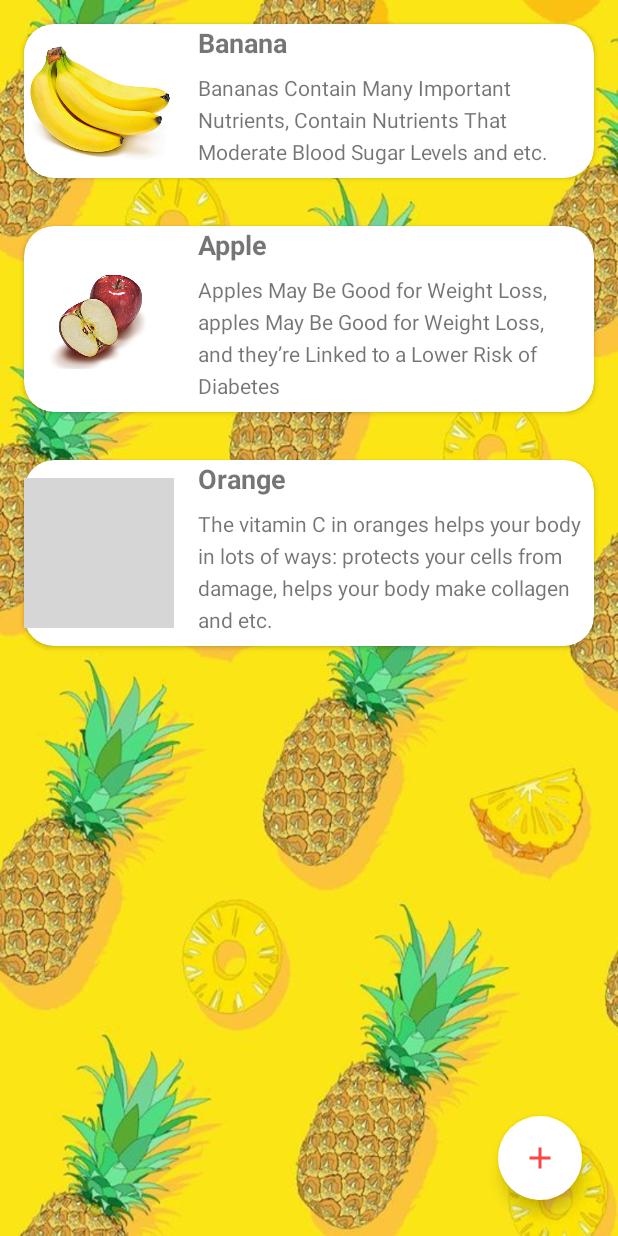
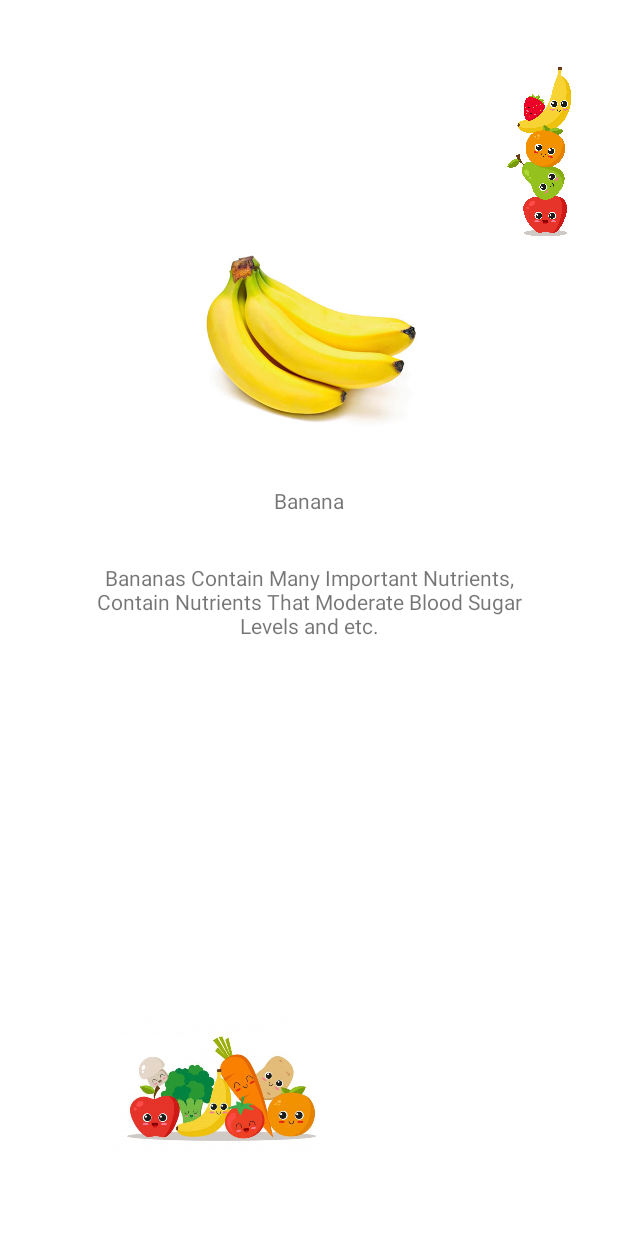
Before and after one commit to Drumering/DevApp20211, an Android app: the screen it shows after launch (MainActivity before the commit, DescriptionFruitsActivity after it), after a tap on "Banana", on a phone screen of 412 x 824 dp. Run offline under Robolectric (Android 15) with nearby library versions, the light colour scheme and no system bars; grey boxes are pictures that could not be loaded.

Commit message:
[TASK]Created DescriptionFruitActivity and Fruit Images from resources refactored to compacion object

```diff
--- a/app/src/main/AndroidManifest.xml
+++ b/app/src/main/AndroidManifest.xml
@@ -11,9 +11,10 @@
         android:roundIcon="@mipmap/ic_launcher_round"
         android:supportsRtl="true"
         android:theme="@style/Theme.DevApp20211">
+        <activity android:name=".activities.DescriptionFruitsActivity"></activity>
         <activity
             android:name=".activities.AddFruitsActivity"
-            android:windowSoftInputMode="adjustPan"/>
+            android:windowSoftInputMode="adjustPan" />
         <activity
             android:name=".activities.MainActivity"
             android:theme="@style/Theme.MaterialComponents.DayNight.NoActionBar.FullScreen"
--- /dev/null
+++ b/app/src/main/java/school/cesar/devapp20211/activities/DescriptionFruitsActivity.kt
@@ -0,0 +1,32 @@
+package school.cesar.devapp20211.activities
+
+import androidx.appcompat.app.AppCompatActivity
+import android.os.Bundle
+import school.cesar.devapp20211.R
+import school.cesar.devapp20211.databinding.ActivityDescriptionFruitsBinding
+import school.cesar.devapp20211.models.Fruit
+
+class DescriptionFruitsActivity : AppCompatActivity() {
+
+    /*
+    * Private Vars
+    */
+    private lateinit var binding: ActivityDescriptionFruitsBinding
+    private var fruit: Fruit? = null
+
+    override fun onCreate(savedInstanceState: Bundle?) {
+        super.onCreate(savedInstanceState)
+        binding = ActivityDescriptionFruitsBinding.inflate(layoutInflater)
+        setContentView(binding.root)
+    }
+
+    override fun onResume() {
+        super.onResume()
+        fruit = intent.getParcelableExtra(MainActivity.EXTRA_FRUIT)
+        fruit?.let {
+            binding.imgvFruitImage.setImageDrawable(MainActivity.fruitsImages?.getDrawable(it.image))
+            binding.tvFruiName.text = it.name
+            binding.tvFruitBenefits.text = it.description
+        }
+    }
+}
--- a/app/src/main/java/school/cesar/devapp20211/activities/MainActivity.kt
+++ b/app/src/main/java/school/cesar/devapp20211/activities/MainActivity.kt
@@ -1,11 +1,12 @@
 package school.cesar.devapp20211.activities
 
 import android.content.Intent
+import android.content.res.TypedArray
 import androidx.appcompat.app.AppCompatActivity
 import android.os.Bundle
 import android.view.View
-import android.widget.Toast
 import androidx.recyclerview.widget.LinearLayoutManager
+import school.cesar.devapp20211.R
 import school.cesar.devapp20211.adapters.FruitsRecyclerViewAdapter
 import school.cesar.devapp20211.databinding.ActivityMainBinding
 import school.cesar.devapp20211.models.Fruit
@@ -21,6 +22,8 @@ class MainActivity : AppCompatActivity() {
 
     companion object {
         const val REQUEST_CODE = 1
+        const val EXTRA_FRUIT = "EXTRA_FRUIT"
+        var fruitsImages: TypedArray? = null
     }
 
     private val fruitAdapter = FruitsRecyclerViewAdapter(this, fruits, this::onItemClickListener)
@@ -30,12 +33,16 @@ class MainActivity : AppCompatActivity() {
         binding = ActivityMainBinding.inflate(layoutInflater)
         setContentView(binding.root)
 
+        fruitsImages = resources.obtainTypedArray(R.array.fruits)
+
         binding.recyclerViewFruits.adapter = fruitAdapter
         binding.recyclerViewFruits.layoutManager = LinearLayoutManager(this)
     }
 
     private fun onItemClickListener(fruit: Fruit) {
-        Toast.makeText(this, fruit.name, Toast.LENGTH_SHORT).show()
+        val fruitDesc = Intent(this, DescriptionFruitsActivity::class.java)
+        fruitDesc.putExtra(EXTRA_FRUIT, fruit)
+        startActivity(fruitDesc)
     }
 
     fun onClickAddFruits(view: View) {
--- a/app/src/main/java/school/cesar/devapp20211/adapters/FruitsRecyclerViewAdapter.kt
+++ b/app/src/main/java/school/cesar/devapp20211/adapters/FruitsRecyclerViewAdapter.kt
@@ -8,14 +8,11 @@ import android.widget.ImageView
 import android.widget.TextView
 import androidx.recyclerview.widget.RecyclerView
 import school.cesar.devapp20211.R
+import school.cesar.devapp20211.activities.MainActivity
 import school.cesar.devapp20211.databinding.RowFruitBinding
 import school.cesar.devapp20211.models.Fruit
 
 class FruitsRecyclerViewAdapter (private val context: Context, private val fruits: MutableList<Fruit>, private val callback: (Fruit) -> Unit) : RecyclerView.Adapter<FruitsRecyclerViewAdapter.ViewHolder> (){
-
-    private val fruitsImages : TypedArray by lazy {
-        context.resources.obtainTypedArray(R.array.fruits)
-    }
 
     override fun onCreateViewHolder(parent: ViewGroup, viewType: Int): ViewHolder {
         val view = LayoutInflater.from(parent.context).inflate(R.layout.row_fruit, parent, false)
@@ -32,7 +29,7 @@ class FruitsRecyclerViewAdapter (private val context: Context, private val fruit
 
     override fun onBindViewHolder(holder: ViewHolder, position: Int) {
         val (name, description, image) = fruits[position]
-        holder.imgvFruit.setImageDrawable(fruitsImages.getDrawable(image))
+        holder.imgvFruit.setImageDrawable(MainActivity.fruitsImages?.getDrawable(image))
         holder.tvFruitName.text = name
         holder.tvBenefitsDescription.text = description
     }
--- /dev/null
+++ b/app/src/main/res/layout/activity_description_fruits.xml
@@ -0,0 +1,88 @@
+<?xml version="1.0" encoding="utf-8"?>
+<androidx.constraintlayout.widget.ConstraintLayout xmlns:android="http://schemas.android.com/apk/res/android"
+    xmlns:app="http://schemas.android.com/apk/res-auto"
+    xmlns:tools="http://schemas.android.com/tools"
+    android:layout_width="match_parent"
+    android:layout_height="match_parent"
+    tools:context=".activities.DescriptionFruitsActivity">
+
+    <androidx.cardview.widget.CardView
+        android:id="@+id/cv_fruit_image"
+        android:layout_width="wrap_content"
+        android:layout_height="wrap_content"
+        android:layout_marginTop="150dp"
+        android:elevation="10dp"
+        app:cardCornerRadius="20dp"
+        app:layout_constraintEnd_toEndOf="parent"
+        app:layout_constraintStart_toStartOf="parent"
+        app:layout_constraintTop_toTopOf="parent">
+
+        <ImageView
+            android:id="@+id/imgv_fruit_image"
+            android:layout_width="150dp"
+            android:layout_height="150dp"
+            app:layout_constraintEnd_toEndOf="parent"
+            app:layout_constraintStart_toStartOf="parent"
+            app:layout_constraintTop_toTopOf="parent"
+            tools:srcCompat="@tools:sample/avatars" />
+
+    </androidx.cardview.widget.CardView>
+
+    <androidx.cardview.widget.CardView
+        app:cardCornerRadius="10dp"
+        android:id="@+id/cv_fruit_name"
+        android:layout_marginTop="16dp"
+        android:layout_width="wrap_content"
+        android:layout_height="wrap_content"
+        app:layout_constraintEnd_toEndOf="parent"
+        app:layout_constraintStart_toStartOf="parent"
+        app:layout_constraintTop_toBottomOf="@+id/cv_fruit_image">
+
+        <TextView
+            android:id="@+id/tv_frui_name"
+            android:textAlignment="center"
+            android:padding="8dp"
+            android:layout_width="wrap_content"
+            android:layout_height="wrap_content"
+            android:text="Fruit name" />
+    </androidx.cardview.widget.CardView>
+
+    <androidx.cardview.widget.CardView
+        app:cardCornerRadius="10dp"
+        android:layout_marginTop="16dp"
+        android:layout_width="wrap_content"
+        android:layout_height="wrap_content"
+        app:layout_constraintEnd_toEndOf="parent"
+        app:layout_constraintStart_toStartOf="parent"
+        app:layout_constraintTop_toBottomOf="@+id/cv_fruit_name">
+
+        <TextView
+            android:id="@+id/tv_fruit_benefits"
+            android:textAlignment="center"
+            android:minWidth="200dp"
+            android:maxWidth="300dp"
+            android:padding="8dp"
+            android:layout_width="wrap_content"
+            android:layout_height="wrap_content"
+            android:text="Fruit Benefits" />
+    </androidx.cardview.widget.CardView>
+
+    <ImageView
+        android:id="@+id/imageView4"
+        android:layout_width="200dp"
+        android:layout_height="100dp"
+        android:layout_marginStart="48dp"
+        android:layout_marginBottom="48dp"
+        app:layout_constraintBottom_toBottomOf="parent"
+        app:layout_constraintStart_toStartOf="parent"
+        app:srcCompat="@drawable/horirontal_fruits_placeholder" />
+
+    <ImageView
+        android:id="@+id/imageView5"
+        android:layout_width="100dp"
+        android:layout_height="200dp"
+        app:layout_constraintEnd_toEndOf="parent"
+        app:layout_constraintTop_toTopOf="parent"
+        app:srcCompat="@drawable/vertical_fruits_placeholder" />
+
+</androidx.constraintlayout.widget.ConstraintLayout>
```
